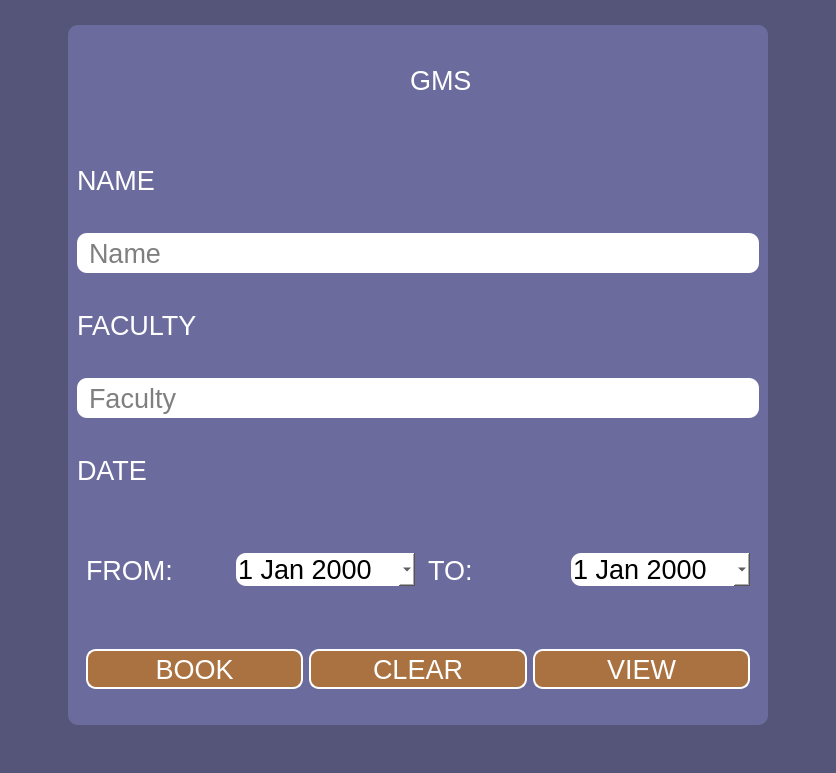
Qt form cancel_page.ui (Xen00n/GMS) before a commit.
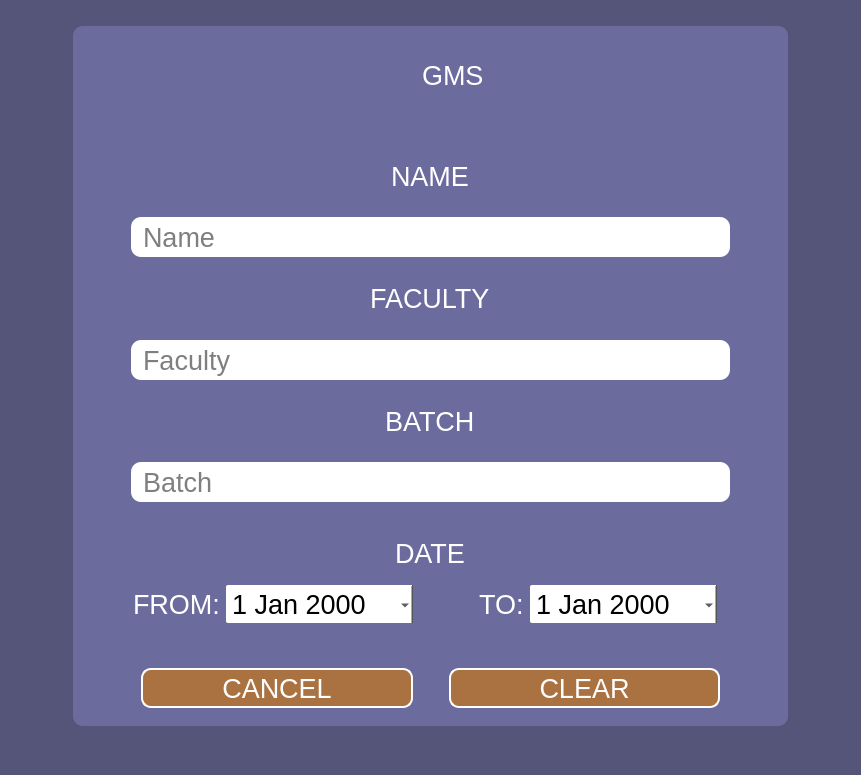
The same form after that commit. Icons and pictures are not drawn.

The edit to the form file:
```diff
--- a/cancel_page.ui
+++ b/cancel_page.ui
@@ -6,8 +6,8 @@
    <rect>
     <x>0</x>
     <y>0</y>
-    <width>836</width>
-    <height>773</height>
+    <width>861</width>
+    <height>775</height>
    </rect>
   </property>
   <property name="windowTitle">
@@ -55,6 +55,12 @@
       <layout class="QVBoxLayout" name="verticalLayout_2">
        <item alignment="Qt::AlignHCenter">
         <widget class="QFrame" name="frame_4">
+         <property name="minimumSize">
+          <size>
+           <width>0</width>
+           <height>80</height>
+          </size>
+         </property>
          <property name="styleSheet">
           <string notr="true">border: solid;
 border-width: 0px;
@@ -113,9 +119,26 @@
         </widget>
        </item>
        <item>
+        <spacer name="verticalSpacer_2">
+         <property name="orientation">
+          <enum>Qt::Vertical</enum>
+         </property>
+         <property name="sizeType">
+          <enum>QSizePolicy::Fixed</enum>
+         </property>
+         <property name="sizeHint" stdset="0">
+          <size>
+           <width>20</width>
+           <height>29</height>
+          </size>
+         </property>
+        </spacer>
+       </item>
+       <item alignment="Qt::AlignHCenter">
         <widget class="QLabel" name="_name">
          <property name="styleSheet">
-          <string notr="true">text-color :rgb(255, 255, 255);</string>
+          <string notr="true">color :rgb(255, 255, 255);
+font: 26pt &quot;Arial&quot;;</string>
          </property>
          <property name="text">
           <string>NAME</string>
@@ -123,56 +146,253 @@
         </widget>
        </item>
        <item>
-        <widget class="QLineEdit" name="lineEdit_name">
-         <property name="minimumSize">
-          <size>
-           <width>0</width>
-           <height>40</height>
-          </size>
-         </property>
+        <widget class="QFrame" name="frame_5">
          <property name="styleSheet">
-          <string notr="true">border-radius: 10px;
+          <string notr="true">font-size:20pt;
+font: &quot;Arial&quot;;
+color: rgb(255, 255, 255);
+border: solid;
+border-width: 0px;
+border-radius: 10px;
+background-color:rgb(107, 108, 157);</string>
+         </property>
+         <property name="frameShape">
+          <enum>QFrame::StyledPanel</enum>
+         </property>
+         <property name="frameShadow">
+          <enum>QFrame::Raised</enum>
+         </property>
+         <layout class="QHBoxLayout" name="horizontalLayout_4">
+          <item>
+           <spacer name="horizontalSpacer_9">
+            <property name="orientation">
+             <enum>Qt::Horizontal</enum>
+            </property>
+            <property name="sizeType">
+             <enum>QSizePolicy::Fixed</enum>
+            </property>
+            <property name="sizeHint" stdset="0">
+             <size>
+              <width>40</width>
+              <height>20</height>
+             </size>
+            </property>
+           </spacer>
+          </item>
+          <item>
+           <widget class="QLineEdit" name="text_name">
+            <property name="minimumSize">
+             <size>
+              <width>0</width>
+              <height>40</height>
+             </size>
+            </property>
+            <property name="styleSheet">
+             <string notr="true">border-radius: 10px;
 background-color:white;
 color: rgb(0, 0, 0);
 padding-left:10px;
 font: 16px &quot;Arial&quot;;</string>
-         </property>
-         <property name="placeholderText">
-          <string>Name</string>
-         </property>
+            </property>
+            <property name="placeholderText">
+             <string>Name</string>
+            </property>
+           </widget>
+          </item>
+          <item>
+           <spacer name="horizontalSpacer_8">
+            <property name="orientation">
+             <enum>Qt::Horizontal</enum>
+            </property>
+            <property name="sizeType">
+             <enum>QSizePolicy::Fixed</enum>
+            </property>
+            <property name="sizeHint" stdset="0">
+             <size>
+              <width>40</width>
+              <height>20</height>
+             </size>
+            </property>
+           </spacer>
+          </item>
+         </layout>
         </widget>
        </item>
-       <item>
+       <item alignment="Qt::AlignHCenter">
         <widget class="QLabel" name="_faculty">
+         <property name="styleSheet">
+          <string notr="true">font: 26pt &quot;Arial&quot;;</string>
+         </property>
          <property name="text">
           <string>FACULTY</string>
          </property>
         </widget>
        </item>
        <item>
-        <widget class="QLineEdit" name="lineEdit_faculty">
-         <property name="minimumSize">
-          <size>
-           <width>0</width>
-           <height>40</height>
-          </size>
-         </property>
+        <widget class="QFrame" name="frame_6">
          <property name="styleSheet">
-          <string notr="true">border-radius: 10px;
+          <string notr="true">font-size:20pt;
+font: &quot;Arial&quot;;
+color: rgb(255, 255, 255);
+border: solid;
+border-width: 0px;
+border-radius: 10px;
+background-color:rgb(107, 108, 157);</string>
+         </property>
+         <property name="frameShape">
+          <enum>QFrame::StyledPanel</enum>
+         </property>
+         <property name="frameShadow">
+          <enum>QFrame::Raised</enum>
+         </property>
+         <layout class="QHBoxLayout" name="horizontalLayout_5">
+          <item>
+           <spacer name="horizontalSpacer_11">
+            <property name="orientation">
+             <enum>Qt::Horizontal</enum>
+            </property>
+            <property name="sizeType">
+             <enum>QSizePolicy::Fixed</enum>
+            </property>
+            <property name="sizeHint" stdset="0">
+             <size>
+              <width>40</width>
+              <height>20</height>
+             </size>
+            </property>
+           </spacer>
+          </item>
+          <item>
+           <widget class="QLineEdit" name="text_faculty">
+            <property name="minimumSize">
+             <size>
+              <width>0</width>
+              <height>40</height>
+             </size>
+            </property>
+            <property name="styleSheet">
+             <string notr="true">border-radius: 10px;
 background-color:white;
 color: rgb(0, 0, 0);
 padding-left:10px;
 font: 16px &quot;Arial&quot;;</string>
+            </property>
+            <property name="placeholderText">
+             <string>Faculty</string>
+            </property>
+           </widget>
+          </item>
+          <item>
+           <spacer name="horizontalSpacer_10">
+            <property name="orientation">
+             <enum>Qt::Horizontal</enum>
+            </property>
+            <property name="sizeType">
+             <enum>QSizePolicy::Fixed</enum>
+            </property>
+            <property name="sizeHint" stdset="0">
+             <size>
+              <width>40</width>
+              <height>20</height>
+             </size>
+            </property>
+           </spacer>
+          </item>
+         </layout>
+        </widget>
+       </item>
+       <item alignment="Qt::AlignHCenter">
+        <widget class="QLabel" name="label_6">
+         <property name="styleSheet">
+          <string notr="true">font: 26pt &quot;Arial&quot;;</string>
          </property>
-         <property name="placeholderText">
-          <string>Faculty</string>
+         <property name="text">
+          <string>BATCH</string>
+         </property>
+         <property name="margin">
+          <number>1</number>
          </property>
         </widget>
        </item>
        <item>
+        <widget class="QFrame" name="frame_7">
+         <property name="styleSheet">
+          <string notr="true">font-size:20pt;
+font: &quot;Arial&quot;;
+color: rgb(255, 255, 255);
+border: solid;
+border-width: 0px;
+border-radius: 10px;
+background-color:rgb(107, 108, 157);</string>
+         </property>
+         <property name="frameShape">
+          <enum>QFrame::StyledPanel</enum>
+         </property>
+         <property name="frameShadow">
+          <enum>QFrame::Raised</enum>
+         </property>
+         <layout class="QHBoxLayout" name="horizontalLayout_6">
+          <item>
+           <spacer name="horizontalSpacer_12">
+            <property name="orientation">
+             <enum>Qt::Horizontal</enum>
+            </property>
+            <property name="sizeType">
+             <enum>QSizePolicy::Fixed</enum>
+            </property>
+            <property name="sizeHint" stdset="0">
+             <size>
+              <width>40</width>
+              <height>20</height>
+             </size>
+            </property>
+           </spacer>
+          </item>
+          <item>
+           <widget class="QLineEdit" name="text_batch">
+            <property name="minimumSize">
+             <size>
+              <width>0</width>
+              <height>40</height>
+             </size>
+            </property>
+            <property name="styleSheet">
+             <string notr="true">border-radius: 10px;
+background-color:white;
+color: rgb(0, 0, 0);
+padding-left:10px;
+font: 16px &quot;Arial&quot;;
+</string>
+            </property>
+            <property name="placeholderText">
+             <string>Batch</string>
+            </property>
+           </widget>
+          </item>
+          <item>
+           <spacer name="horizontalSpacer_13">
+            <property name="orientation">
+             <enum>Qt::Horizontal</enum>
+            </property>
+            <property name="sizeType">
+             <enum>QSizePolicy::Fixed</enum>
+            </property>
+            <property name="sizeHint" stdset="0">
+             <size>
+              <width>40</width>
+              <height>20</height>
+             </size>
+            </property>
+           </spacer>
+          </item>
+         </layout>
+        </widget>
+       </item>
+       <item alignment="Qt::AlignHCenter">
         <widget class="QLabel" name="label_3">
          <property name="styleSheet">
-          <string notr="true"/>
+          <string notr="true">padding-top: 20px;
+font: 26pt &quot;Arial&quot;;</string>
          </property>
          <property name="text">
           <string>DATE</string>
@@ -194,8 +414,42 @@
           <enum>QFrame::Raised</enum>
          </property>
          <layout class="QHBoxLayout" name="horizontalLayout">
+          <property name="leftMargin">
+           <number>1</number>
+          </property>
+          <property name="rightMargin">
+           <number>12</number>
+          </property>
           <item>
+           <spacer name="horizontalSpacer_2">
+            <property name="orientation">
+             <enum>Qt::Horizontal</enum>
+            </property>
+            <property name="sizeType">
+             <enum>QSizePolicy::Fixed</enum>
+            </property>
+            <property name="sizeHint" stdset="0">
+             <size>
+              <width>50</width>
+              <height>20</height>
+             </size>
+            </property>
+           </spacer>
+          </item>
+          <item alignment="Qt::AlignHCenter">
            <widget class="QLabel" name="label_4">
+            <property name="minimumSize">
+             <size>
+              <width>0</width>
+              <height>40</height>
+             </size>
+            </property>
+            <property name="maximumSize">
+             <size>
+              <width>16777215</width>
+              <height>40</height>
+             </size>
+            </property>
             <property name="text">
              <string>FROM:</string>
             </property>
@@ -204,8 +458,22 @@
           <item>
            <widget class="QDateEdit" name="date_from">
             <property name="styleSheet">
-             <string notr="true">background-color: rgb(255, 255, 255);
-color: rgb(0, 0, 0);</string>
+             <string notr="true">QDateEdit { 
+border: 0px solid gray; 
+background-color: rgb(255, 255, 255);
+color: rgb(0, 0, 0);
+margin-right: 0.2px;
+padding: 4px; 
+color: rgb(0, 0, 0);
+height: 30px;
+background-color: rgb(255, 255, 255);
+border-radius: 2px;
+}
+QDateEdit::drop-down{
+margin-top: 2.5px;
+margin-bottom: 2.5px;
+height: 35px;
+}</string>
             </property>
             <property name="calendarPopup">
              <bool>true</bool>
@@ -213,26 +481,112 @@
            </widget>
           </item>
           <item>
+           <spacer name="horizontalSpacer">
+            <property name="orientation">
+             <enum>Qt::Horizontal</enum>
+            </property>
+            <property name="sizeType">
+             <enum>QSizePolicy::Fixed</enum>
+            </property>
+            <property name="sizeHint" stdset="0">
+             <size>
+              <width>60</width>
+              <height>20</height>
+             </size>
+            </property>
+           </spacer>
+          </item>
+          <item alignment="Qt::AlignHCenter">
            <widget class="QLabel" name="label_5">
+            <property name="minimumSize">
+             <size>
+              <width>0</width>
+              <height>40</height>
+             </size>
+            </property>
+            <property name="maximumSize">
+             <size>
+              <width>16777212</width>
+              <height>40</height>
+             </size>
+            </property>
             <property name="text">
-             <string> TO:</string>
+             <string>TO:</string>
             </property>
            </widget>
           </item>
           <item>
            <widget class="QDateEdit" name="date_to">
+            <property name="acceptDrops">
+             <bool>false</bool>
+            </property>
+            <property name="autoFillBackground">
+             <bool>false</bool>
+            </property>
             <property name="styleSheet">
-             <string notr="true">color: rgb(0, 0, 0);
-background-color: rgb(255, 255, 255);</string>
+             <string notr="true">QDateEdit { 
+border: 0px solid gray; 
+background-color: rgb(255, 255, 255);
+color: rgb(0, 0, 0);
+margin-right: 0.2px;
+padding: 4px; 
+color: rgb(0, 0, 0);
+height: 30px;
+background-color: rgb(255, 255, 255);
+border-radius: 2px;
+}
+QDateEdit::drop-down{
+margin-top: 2.5px;
+margin-bottom: 2.5px;
+height: 35px;
+}</string>
+            </property>
+            <property name="wrapping">
+             <bool>false</bool>
+            </property>
+            <property name="accelerated">
+             <bool>false</bool>
             </property>
             <property name="calendarPopup">
              <bool>true</bool>
             </property>
            </widget>
           </item>
+          <item>
+           <spacer name="horizontalSpacer_3">
+            <property name="orientation">
+             <enum>Qt::Horizontal</enum>
+            </property>
+            <property name="sizeType">
+             <enum>QSizePolicy::Fixed</enum>
+            </property>
+            <property name="sizeHint" stdset="0">
+             <size>
+              <width>50</width>
+              <height>20</height>
+             </size>
+            </property>
+           </spacer>
+          </item>
          </layout>
         </widget>
        </item>
+       <item>
+        <spacer name="verticalSpacer">
+         <property name="orientation">
+          <enum>Qt::Vertical</enum>
+         </property>
+         <property name="sizeType">
+          <enum>QSizePolicy::Fixed</enum>
+         </property>
+         <property name="sizeHint" stdset="0">
+          <size>
+           <width>10</width>
+           <height>20</height>
+          </size>
+         </property>
+        </spacer>
+       </item>
        <item>
         <widget class="QFrame" name="frame_3">
          <property name="styleSheet">
@@ -249,7 +603,23 @@
          </property>
          <layout class="QHBoxLayout" name="horizontalLayout_2">
           <item>
-           <widget class="QPushButton" name="pushButton">
+           <spacer name="horizontalSpacer_4">
+            <property name="orientation">
+             <enum>Qt::Horizontal</enum>
+            </property>
+            <property name="sizeType">
+             <enum>QSizePolicy::Fixed</enum>
+            </property>
+            <property name="sizeHint" stdset="0">
+             <size>
+              <width>50</width>
+              <height>20</height>
+             </size>
+            </property>
+           </spacer>
+          </item>
+          <item>
+           <widget class="QPushButton" name="button_cancel">
             <property name="minimumSize">
              <size>
               <width>0</width>
@@ -278,12 +648,28 @@
 }</string>
             </property>
             <property name="text">
-             <string>BOOK</string>
+             <string>CANCEL</string>
             </property>
            </widget>
           </item>
           <item>
-           <widget class="QPushButton" name="pushButton_2">
+           <spacer name="horizontalSpacer_6">
+            <property name="orientation">
+             <enum>Qt::Horizontal</enum>
+            </property>
+            <property name="sizeType">
+             <enum>QSizePolicy::Fixed</enum>
+            </property>
+            <property name="sizeHint" stdset="0">
+             <size>
+              <width>30</width>
+              <height>20</height>
+             </size>
+            </property>
+           </spacer>
+          </item>
+          <item>
+           <widget class="QPushButton" name="button_clear">
             <property name="minimumSize">
              <size>
               <width>0</width>
@@ -317,38 +703,20 @@
            </widget>
           </item>
           <item>
-           <widget class="QPushButton" name="pushButton_3">
-            <property name="minimumSize">
+           <spacer name="horizontalSpacer_5">
+            <property name="orientation">
+             <enum>Qt::Horizontal</enum>
+            </property>
+            <property name="sizeType">
+             <enum>QSizePolicy::Fixed</enum>
+            </property>
+            <property name="sizeHint" stdset="0">
              <size>
-              <width>0</width>
-              <height>40</height>
+              <width>50</width>
+              <height>20</height>
              </size>
             </property>
-            <property name="styleSheet">
-             <string notr="true">QPushButton
-{
-border-radius: 10px;
-border-color:rgb(255, 255, 255);
-border-style:solid;
-border-width:2px;
-font: 20px &quot;Arial&quot;;
-background-color: rgb(255, 255, 255);
-color: rgb(255, 255, 255);
-background-color: rgb(171, 114, 65);
-}
-
-QPushButton:hover{
-	background-color:rgba(134, 243, 210, 128);
-}
-QPushButton:pressed{
-	color:rgba(0, 0, 0, 66);
-	background-color:rgba(134, 243, 210, 64);
-}</string>
-            </property>
-            <property name="text">
-             <string>VIEW</string>
-            </property>
-           </widget>
+           </spacer>
           </item>
          </layout>
         </widget>
```
Left out of the diff: 15 changed lines with no effect on the pictures.
